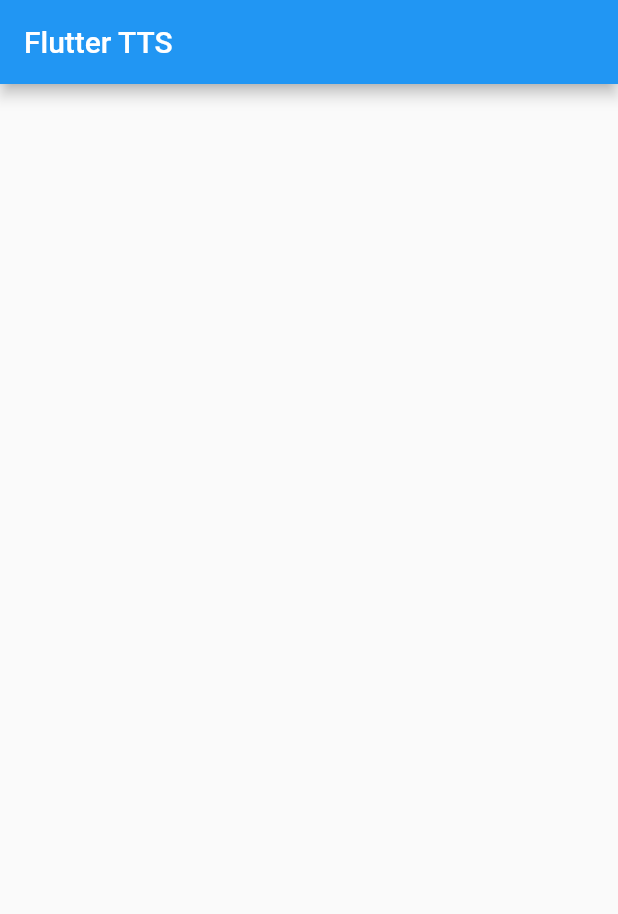
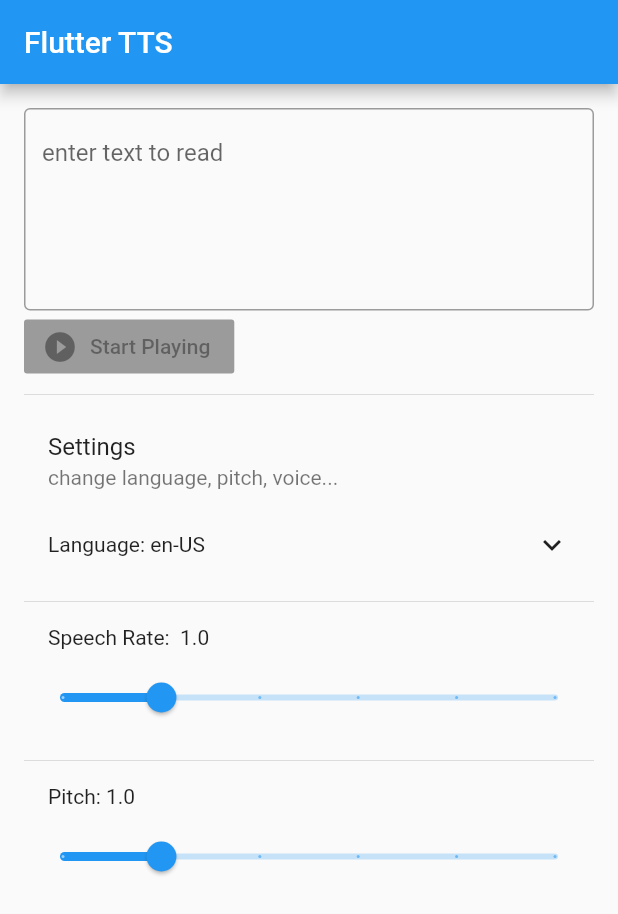
Before and after one commit to lohanidamodar/flutter_tts_experiment, a Flutter app: the screen it shows after launch, on a phone screen of 412 x 824 dp. Shown: the top 914 px of the screen. Run offline on Flutter 3.47's test engine with Material 2 defaults, Android fonts, the phone set to English and light mode, and no system bars; our stand-ins replace flutter_tts.

Commit message:
text to speech with functions implemented

```diff
--- a/lib/main.dart
+++ b/lib/main.dart
@@ -1,4 +1,5 @@
 import 'package:flutter/material.dart';
+import 'package:flutter_tts/flutter_tts.dart';
 
 void main() => runApp(MyApp());
 
@@ -15,17 +16,168 @@ class MyApp extends StatelessWidget {
   }
 }
 
-class HomePage extends StatelessWidget {
+class HomePage extends StatefulWidget {
   @override
-  Widget build(BuildContext context){
+  _HomePageState createState() => _HomePageState();
+}
+
+class _HomePageState extends State<HomePage> {
+  final GlobalKey<ScaffoldState> _key = GlobalKey<ScaffoldState>();
+  final FlutterTts _flutterTts = FlutterTts();
+  List languages;
+  String language;
+  List voices;
+  double speechRate;
+  double pitch;
+
+  String text = "";
+  bool playing;
+
+  @override
+  void initState() {
+    super.initState();
+    initFlutterTts();
+  }
+
+  initFlutterTts() async {
+    language = 'en-US';
+    speechRate = 1.0;
+    pitch = 1.0;
+    playing = false;
+    languages = await _flutterTts.getLanguages;
+    voices = await _flutterTts.getVoices;
+    _flutterTts.setCompletionHandler(() {
+      setState(() {
+        playing = false;
+      });
+    });
+  }
+
+  _play() async {
+    if (text == null) return;
+    var result = await _flutterTts.speak(text);
+    if (result == 1)
+      setState(() {
+        playing = true;
+      });
+  }
+
+  _stop() async {
+    var result = await _flutterTts.stop();
+    if (result == 1)
+      setState(() {
+        playing = false;
+      });
+  }
+
+  @override
+  Widget build(BuildContext context) {
     return Scaffold(
+      key: _key,
       appBar: AppBar(
         title: Text('Flutter TTS'),
       ),
       body: SingleChildScrollView(
+        padding: const EdgeInsets.all(16.0),
         child: Column(
           crossAxisAlignment: CrossAxisAlignment.start,
-          children: <Widget>[],
+          children: <Widget>[
+            TextField(
+              maxLines: 5,
+              decoration: InputDecoration(
+                  border: OutlineInputBorder(), hintText: "enter text to read"),
+              onChanged: (value) {
+                setState(() {
+                  text = value;
+                });
+              },
+            ),
+            RaisedButton.icon(
+              label: Text(playing ? "Stop Playing" : "Start Playing"),
+              icon: Icon(playing
+                  ? Icons.pause_circle_filled
+                  : Icons.play_circle_filled),
+              onPressed: text.isEmpty ? null : playing ? _stop : _play,
+            ),
+            Divider(),
+            ListTile(
+              title: Text("Settings"),
+              subtitle: Text("change language, pitch, voice..."),
+            ),
+            Padding(
+              padding: const EdgeInsets.symmetric(
+                vertical: 8.0,
+                horizontal: 16.0,
+              ),
+              child: PopupMenuButton(
+                enabled: !playing,
+                child: Row(
+                  children: <Widget>[
+                    Text("Language: $language"),
+                    Spacer(),
+                    Icon(Icons.keyboard_arrow_down)
+                  ],
+                ),
+                initialValue: language,
+                itemBuilder: (context) {
+                  return languages
+                      .map((lang) => PopupMenuItem(
+                            child: Text(lang),
+                            value: lang,
+                          ))
+                      .toList();
+                },
+                onSelected: (lang) async {
+                  setState(() {
+                    language = lang;
+                  });
+                  await _flutterTts.setLanguage(lang);
+                },
+              ),
+            ),
+            const SizedBox(height: 10.0),
+            Divider(),
+            Padding(
+                padding: const EdgeInsets.symmetric(
+                  vertical: 8.0,
+                  horizontal: 16.0,
+                ),
+                child: Text("Speech Rate:  $speechRate")),
+            Slider(
+              value: speechRate,
+              onChanged: playing ? null : (val) async {
+                setState(() {
+                  speechRate = val;
+                });
+                await _flutterTts.setSpeechRate(val);
+              },
+              max: 3.0,
+              min: 0.5,
+              divisions: 5,
+              label: "$speechRate",
+            ),
+            const SizedBox(height: 10.0),
+            Divider(),
+            Padding(
+                padding: const EdgeInsets.symmetric(
+                  vertical: 8.0,
+                  horizontal: 16.0,
+                ),
+                child: Text("Pitch: $pitch")),
+            Slider(
+              value: pitch,
+              onChanged: playing ? null : (val) async {
+                setState(() {
+                  pitch = val;
+                });
+                await _flutterTts.setPitch(val);
+              },
+              max: 3.0,
+              min: 0.5,
+              divisions: 5,
+              label: "$pitch",
+            ),
+          ],
         ),
       ),
     );
```
